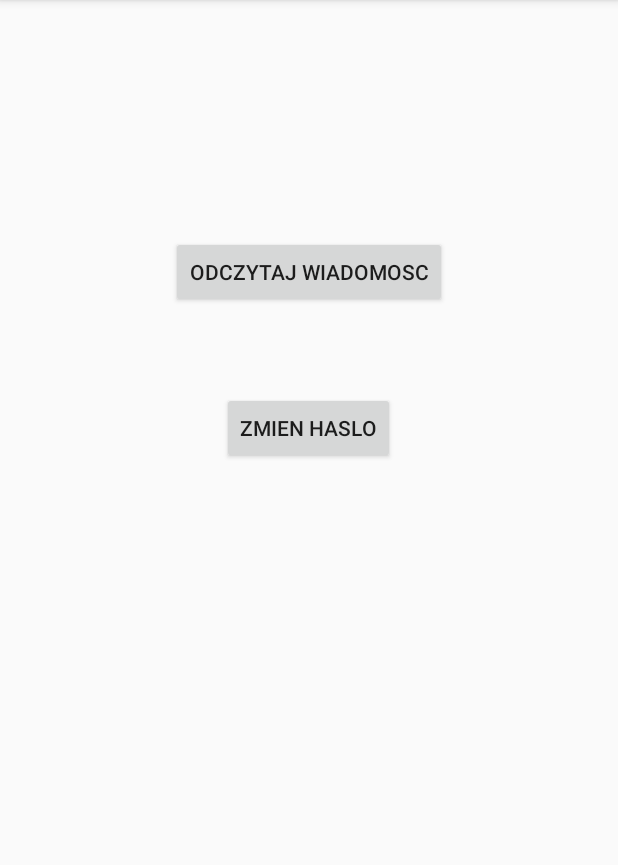
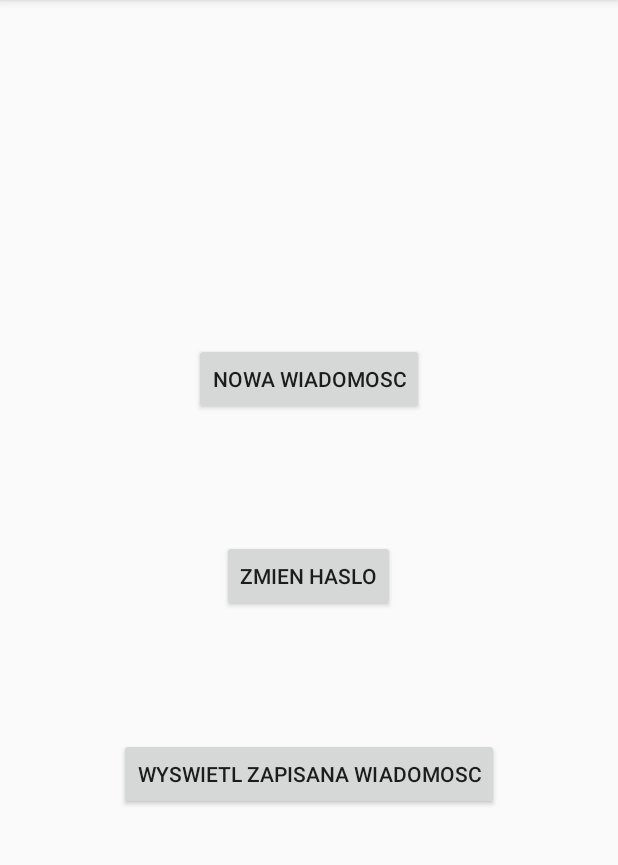
Before and after one commit to Dominika0402/Bezpieczenstwo, an Android app: the Option screen opened directly, with no data from a screen before it, on a phone screen of 412 x 824 dp, the part 84-949 px from its top. Run offline under Robolectric (Android 15) with nearby library versions, the phone set to English and light mode, and no system bars.

```diff
--- a/Password_Bezpieczenstwo/app/src/main/java/com/example/dominika/password_bezpieczenstwo/Option.java
+++ b/Password_Bezpieczenstwo/app/src/main/java/com/example/dominika/password_bezpieczenstwo/Option.java
@@ -4,6 +4,7 @@ import android.app.Dialog;
 import android.content.Context;
 import android.content.DialogInterface;
 import android.content.Intent;
+import android.content.SharedPreferences;
 import android.os.Bundle;
 import android.os.PersistableBundle;
 import android.support.annotation.Nullable;
@@ -24,57 +25,34 @@ public class Option extends AppCompatActivity {
     @Override
     public void onCreate(Bundle savedInstanceState) {
         super.onCreate(savedInstanceState);
-        setContentView(R.layout.option);
+        setContentView(R.layout.option_layout);
 
-        final String text1 = "String";
+        Button new_message = (Button) findViewById(R.id.new_message);
+        Button change_pass = (Button) findViewById(R.id.change_pass);
+        Button show_message = (Button) findViewById(R.id.show_mess);
 
 
-        Button odczytaj = (Button) findViewById(R.id.button4);
-        Button zmien_haslo = (Button) findViewById(R.id.button5);
+        new_message.setOnClickListener(new View.OnClickListener() {
+            @Override
+            public void onClick(View v) {
+                Intent intent = new Intent(Option.this, WriteMessage.class);
+                startActivity(intent);
+            }
+        });
 
+        change_pass.setOnClickListener(new View.OnClickListener() {
+            @Override
+            public void onClick(View v) {
+                Intent intent = new Intent(Option.this, ChangePassword.class);
+                startActivity(intent);
+            }
+        });
 
-        final String newString;
-        final String newString2;
-
-        String password2;
-
-        if (savedInstanceState == null) {
-            Bundle extras = getIntent().getExtras();
-            if(extras == null) {
-                newString= null;
-                newString2= null;
-            } else {
-                //newString= extras.getString("message");
-                newString2= extras.getString("password");
-            }
-        } else {
-            //newString= (String) savedInstanceState.getSerializable("message");
-            newString2= (String) savedInstanceState.getSerializable("password");
-        }
-
-
-        odczytaj.setOnClickListener(new View.OnClickListener() {
+        show_message.setOnClickListener(new View.OnClickListener() {
             @Override
             public void onClick(View v) {
                 Intent intent = new Intent(Option.this, Show.class);
-                //intent.putExtra("message", newString);
-                intent.putExtra("password", newString2);
-
-                if(newString2.equals("domi")) {
-                    startActivity(intent);
-                }
-                else
-                {
-                    Toast.makeText(getApplicationContext(), "BLAD",
-                            Toast.LENGTH_LONG).show();
-                }
-            }
-        });
-
-        zmien_haslo.setOnClickListener(new View.OnClickListener() {
-            @Override
-            public void onClick(View v) {
-
+                startActivity(intent);
             }
         });
     }
--- a/Password_Bezpieczenstwo/app/src/main/res/layout/activity_main.xml
+++ b/Password_Bezpieczenstwo/app/src/main/res/layout/activity_main.xml
@@ -4,7 +4,7 @@
     xmlns:tools="http://schemas.android.com/tools"
     android:layout_width="match_parent"
     android:layout_height="match_parent"
-    tools:context="com.example.dominika.password_bezpieczenstwo.MainActivity">
+    tools:context="com.example.dominika.password_bezpieczenstwo.Password">
 
     <EditText
         android:id="@+id/editText"
--- /dev/null
+++ b/Password_Bezpieczenstwo/app/src/main/res/layout/option_layout.xml
@@ -0,0 +1,31 @@
+<?xml version="1.0" encoding="utf-8"?>
+<RelativeLayout xmlns:android="http://schemas.android.com/apk/res/android"
+    android:orientation="vertical" android:layout_width="match_parent"
+    android:layout_height="match_parent">
+
+    <Button
+        android:id="@+id/new_message"
+        android:layout_width="wrap_content"
+        android:layout_height="wrap_content"
+        android:text="NOWA WIADOMOSC"
+        android:layout_above="@+id/change_pass"
+        android:layout_centerHorizontal="true"
+        android:layout_marginBottom="83dp" />
+
+    <Button
+        android:id="@+id/change_pass"
+        android:layout_width="wrap_content"
+        android:layout_height="wrap_content"
+        android:text="ZMIEN HASLO"
+        android:layout_centerVertical="true"
+        android:layout_centerHorizontal="true" />
+
+    <Button
+        android:id="@+id/show_mess"
+        android:layout_width="wrap_content"
+        android:layout_height="wrap_content"
+        android:layout_marginTop="84dp"
+        android:text="WYSWIETL ZAPISANA WIADOMOSC"
+        android:layout_below="@+id/change_pass"
+        android:layout_centerHorizontal="true" />
+</RelativeLayout>
```
Also changed, not shown: Password_Bezpieczenstwo/app/src/main/AndroidManifest.xml (+9 -9 lines), Password_Bezpieczenstwo/app/src/main/java/com/example/dominika/password_bezpieczenstwo/ChangePassword.java (renamed from Password_Bezpieczenstwo/app/src/main/java/com/example/dominika/password_bezpieczenstwo/MainActivity.java, +14 -13 lines), Password_Bezpieczenstwo/app/src/main/java/com/example/dominika/password_bezpieczenstwo/Message.java (deleted, +0 -38 lines), Password_Bezpieczenstwo/app/src/main/java/com/example/dominika/password_bezpieczenstwo/Password.java (+31 -27 lines), Password_Bezpieczenstwo/app/src/main/java/com/example/dominika/password_bezpieczenstwo/Show.java (+0 -14 lines), Password_Bezpieczenstwo/app/src/main/java/com/example/dominika/password_bezpieczenstwo/WriteMessage.java (added, +42 -0 lines), Password_Bezpieczenstwo/app/src/main/res/layout/change_pass_layout.xml (added, +25 -0 lines), Password_Bezpieczenstwo/app/src/main/res/layout/new_message_layout.xml (added, +25 -0 lines), Password_Bezpieczenstwo/app/src/main/res/layout/password_layout.xml (added, +24 -0 lines), Password_Bezpieczenstwo/app/src/main/res/layout/show_mess_layout.xml (added, +14 -0 lines).
